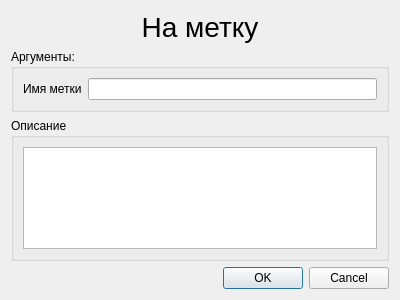
The window that KAMEditor/gui/commands/gotodialog.ui (Xtail96/SML) describes before a commit, drawn with Qt 5.
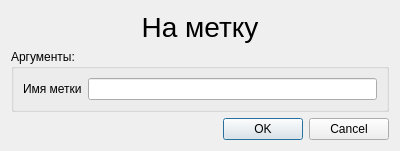
The same window after the commit.

```diff
--- a/KAMEditor/gui/commands/gotodialog.ui
+++ b/KAMEditor/gui/commands/gotodialog.ui
@@ -7,7 +7,7 @@
     <x>0</x>
     <y>0</y>
     <width>400</width>
-    <height>300</height>
+    <height>150</height>
    </rect>
   </property>
   <property name="windowTitle">
@@ -48,22 +48,6 @@
      </layout>
     </widget>
    </item>
-   <item row="2" column="0">
-    <widget class="QGroupBox" name="goto_groupBox_description">
-     <property name="title">
-      <string>Описание</string>
-     </property>
-     <layout class="QGridLayout" name="gridLayout_2">
-      <item row="0" column="0">
-       <widget class="QTextEdit" name="goto_textEdit_description">
-        <property name="readOnly">
-         <bool>true</bool>
-        </property>
-       </widget>
-      </item>
-     </layout>
-    </widget>
-   </item>
    <item row="3" column="0">
     <widget class="QDialogButtonBox" name="buttonBox">
      <property name="orientation">
```
Left out of the diff: 6 changed lines with no effect on the pictures.
